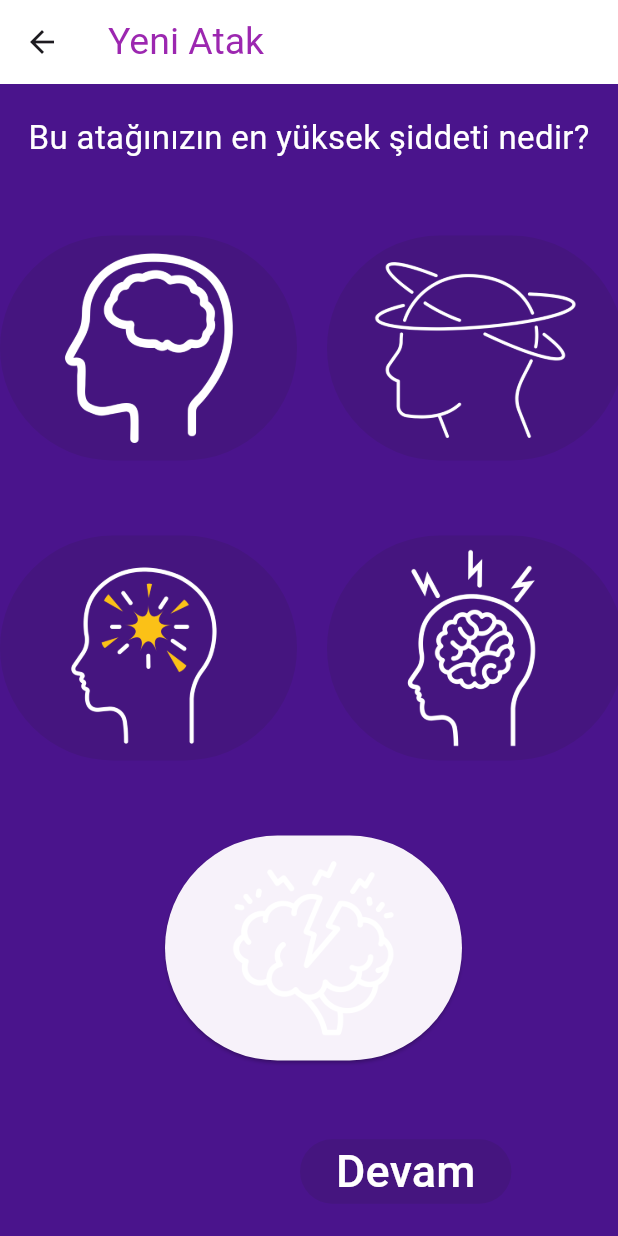
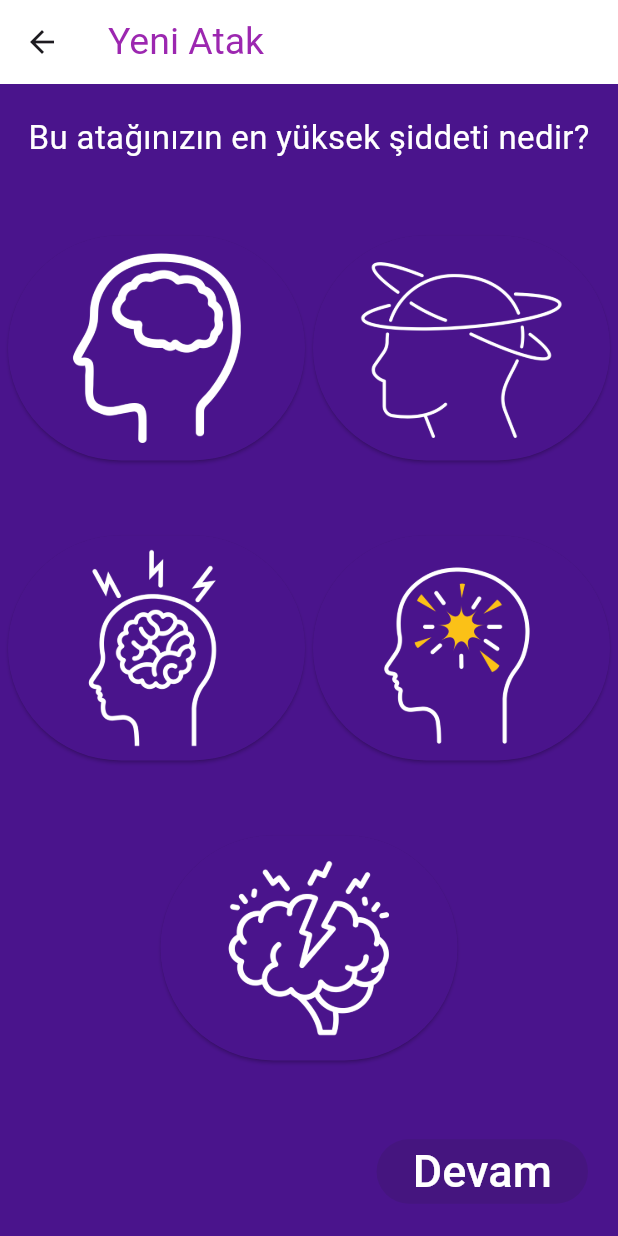
Before and after one commit to filizsalnur/MigraineMeter, a Flutter app: the NewEvent screen opened directly, on a phone screen of 412 x 824 dp. Run offline on Flutter 3.47's test engine with Material 3 defaults, Android fonts, the phone set to English and light mode, and no system bars; our stand-ins replace shared_preferences, table_calendar; missing offline and left inert: calendar_appbar; accounts and stored records are empty.

Commit message:
new event page 1 configuration

```diff
--- a/lib/pages/historyPage.dart
+++ b/lib/pages/historyPage.dart
@@ -33,7 +33,6 @@ class _MainHistoryState extends State<MainHistory> {
         onDateChanged: (date) {
           setState(() async {
             print(date);
-            // dateData(this., intensity, type, sideEffects)
 
             await StorageServices.saveData(
                 date.toString(),
--- a/lib/pages/newEvent1.dart
+++ b/lib/pages/newEvent1.dart
@@ -1,4 +1,7 @@
+// ignore_for_file: prefer_const_literals_to_create_immutables, prefer_const_constructors
+
 import 'package:flutter/material.dart';
+import 'package:migraine_meter/components/bottomAppBar.dart';
 
 class NewEvent extends StatefulWidget {
   const NewEvent({super.key});
@@ -8,6 +11,11 @@ class NewEvent extends StatefulWidget {
 }
 
 class _NewEventState extends State<NewEvent> {
+  bool noAche = false;
+  bool lowAche = false;
+  bool mediumAche = false;
+  bool highAche = false;
+  bool veryHighAche = false;
   @override
   Widget build(BuildContext context) {
     return Scaffold(
@@ -19,9 +27,10 @@ class _NewEventState extends State<NewEvent> {
         backgroundColor: Colors.white,
       ),
       backgroundColor: Colors.purple.shade900,
-      body: Center(
+      body: SingleChildScrollView(
+        child: Center(
           child: Column(
-          children: <Widget>[
+            children:[
               SizedBox(
                 height: 20,
               ),
@@ -33,18 +42,44 @@ class _NewEventState extends State<NewEvent> {
                 height: 50,
               ),
               Row(
+                mainAxisAlignment: MainAxisAlignment.spaceEvenly,
+
                 children: [
                   ElevatedButton(
-                    onPressed: null,
+                    style: ButtonStyle(
+                      backgroundColor: MaterialStateProperty.all(!noAche ? Colors.purple.shade900 : Colors.red),
+                    ),
+
+
+                      onPressed: (){
+                        setState(() {
+                          noAche = true;
+                          lowAche = false;
+                          mediumAche = false;
+                          highAche = false;
+                          veryHighAche = false;
+                        });
+
+                      },
                       child: Image(
                         height: 150,
                         image: AssetImage('assets/3.png'),
                       )),
-                SizedBox(
-                  width: 20,
+
+                  ElevatedButton(
+                     style: ButtonStyle(
+                      backgroundColor: MaterialStateProperty.all(!lowAche ? Colors.purple.shade900 : Colors.red),
                     ),
-                ElevatedButton(
-                    onPressed: null,
+                      onPressed: (){
+                        setState(() {
+                          noAche = false;
+                          lowAche = true;
+                          mediumAche = false;
+                          highAche = false;
+                          veryHighAche = false;
+                        });
+
+                      },
                       child: Image(
                         height: 150,
                         image: AssetImage('assets/4.png'),
@@ -55,21 +90,43 @@ class _NewEventState extends State<NewEvent> {
                 height: 50,
               ),
               Row(
+                mainAxisAlignment: MainAxisAlignment.spaceEvenly,
                 children: [
                   ElevatedButton(
-                    onPressed: null,
+                     style: ButtonStyle(
+                      backgroundColor: MaterialStateProperty.all(!mediumAche ? Colors.purple.shade900 : Colors.red),
+                    ),
+                      onPressed: (){
+                        setState(() {
+                          noAche = false;
+                          lowAche = false;
+                          mediumAche = true;
+                          highAche = false;
+                          veryHighAche = false;
+                        });
+                      },
+                      child: Image(
+                        height: 150,
+                        image: AssetImage('assets/1.png'),
+                      )),
+
+                  ElevatedButton(
+                     style: ButtonStyle(
+                      backgroundColor: MaterialStateProperty.all(!highAche ? Colors.purple.shade900 : Colors.red),
+                    ),
+                      onPressed: (){
+
+                        setState(() {
+                          noAche = false;
+                          lowAche = false;
+                          mediumAche = false;
+                          highAche = true;
+                          veryHighAche = false;
+                        });
+                      },
                       child: Image(
                         height: 150,
                         image: AssetImage('assets/2.png'),
-                    )),
-                SizedBox(
-                  width: 20,
-                ),
-                ElevatedButton(
-                    onPressed: null,
-                    child: Image(
-                      height: 150,
-                      image: AssetImage('assets/1.png'),
                       )),
                 ],
               ),
@@ -77,14 +134,25 @@ class _NewEventState extends State<NewEvent> {
                 height: 50,
               ),
               Row(
+                       mainAxisAlignment: MainAxisAlignment.center,
                 children: [
                   Row(
                     children: [
-                    SizedBox(
-                      width: 110,
+
+
+                      ElevatedButton(
+                         style: ButtonStyle(
+                      backgroundColor: MaterialStateProperty.all(!veryHighAche ? Colors.purple.shade900 : Colors.red),
                     ),
-                    ElevatedButton(
-                        onPressed: () {},
+                          onPressed: (){
+                            setState(() {
+                              noAche = false;
+                              lowAche = false;
+                              mediumAche = false;
+                              highAche = false;
+                              veryHighAche = true;
+                            });
+                          },
                           child: Image(
                             height: 150,
                             image: AssetImage('assets/5.png'),
@@ -94,26 +162,32 @@ class _NewEventState extends State<NewEvent> {
                 ],
               ),
               Column(
+
                 children: [
                   SizedBox(
                     height: 50,
                   ),
-                Row(children: [
-                  SizedBox(
-                    width: 200,
-                  ),
-                  ElevatedButton(
+                  Row(
+                     mainAxisAlignment: MainAxisAlignment.end,
+                    children: [
+
+                    Padding(
+                      padding: const EdgeInsets.only(right:20.0),
+                      child: ElevatedButton(
                           onPressed: null,
                           child: Text(
                             "Devam",
                             style: TextStyle(color: Colors.white, fontSize: 30),
                           )),
+                    ),
                   ]),
                 ],
               )
             ],
           ),
         ),
+      ),
+      // bottomNavigationBar: BottomBar(pageName: "pageName"),
     );
   }
 }
```
Also changed, not shown: pubspec.lock, 3 other files. Lines whose indentation alone changed are shown as unchanged.
